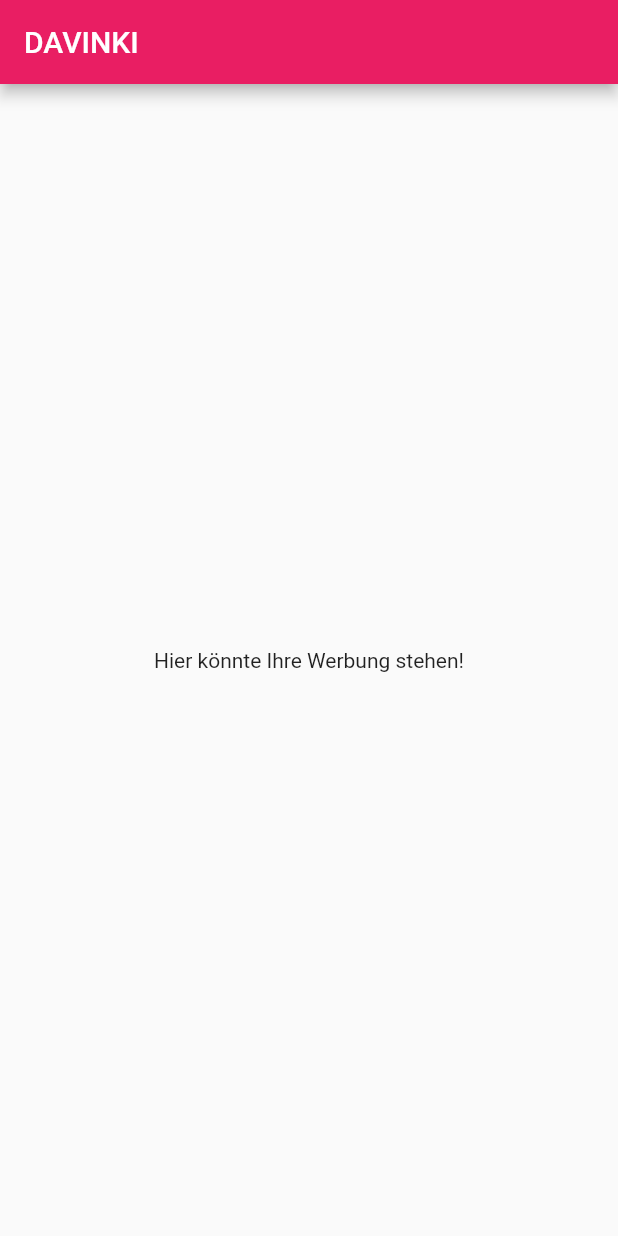
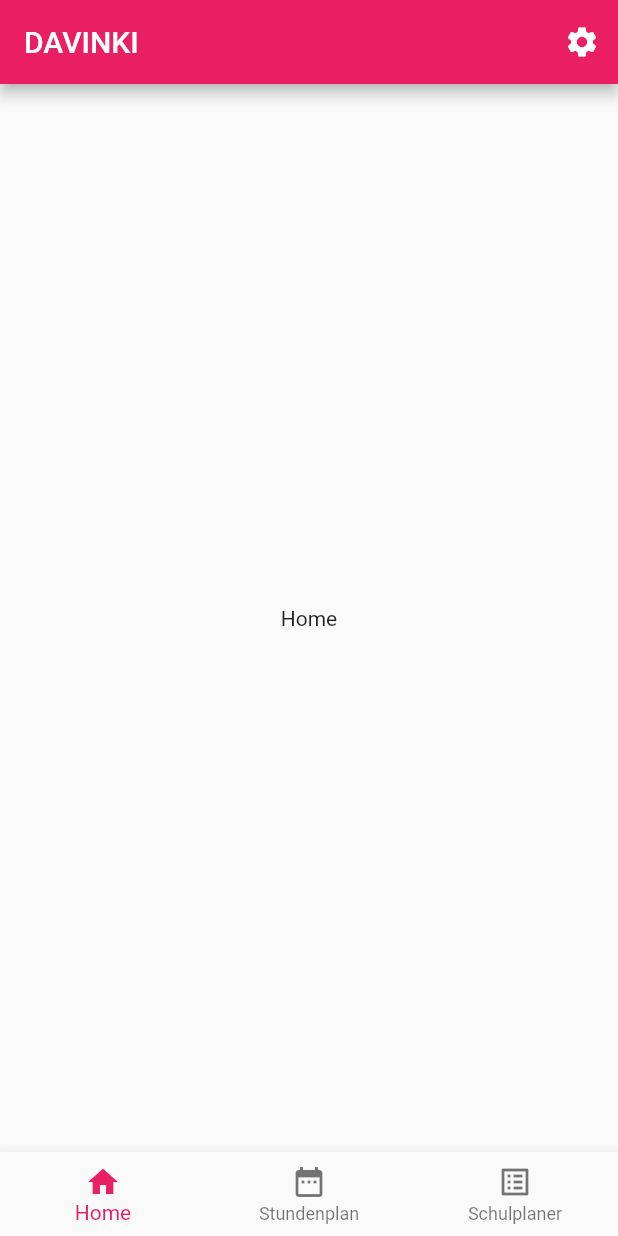
Before and after one commit to SH1RL0CK/davinki, a Flutter app: the screen it shows after launch, on a phone screen of 412 x 824 dp. Run offline on Flutter 3.47's test engine with Material 2 defaults, Android fonts, the light colour scheme and no system bars.

Commit message:
add screen logic

```diff
--- a/lib/main.dart
+++ b/lib/main.dart
@@ -1,5 +1,5 @@
 import 'package:flutter/material.dart';
-import 'package:DAVINKI/screens/home_screen.dart/home_screen.dart';
+import 'package:DAVINKI/screens/screen_navigator.dart';
 
 void main() {
   runApp(DavinkiApp());
@@ -14,7 +14,7 @@ class DavinkiApp extends StatelessWidget {
         primarySwatch: Colors.pink,
         visualDensity: VisualDensity.adaptivePlatformDensity,
       ),
-      home: HomeScreen(),
+      home: ScreenNavigator(),
     );
   }
 }
--- a/lib/screens/home_screen.dart/home_screen.dart
+++ b/lib/screens/home_screen/home_screen.dart
@@ -8,13 +8,8 @@ class HomeScreen extends StatefulWidget {
 class _HomeScreenState extends State<HomeScreen> {
   @override
   Widget build(BuildContext context) {
-    return Scaffold(
-      appBar: AppBar(
-        title: Text('DAVINKI'),
-      ),
-      body: Center(
-        child: Text('Hier könnte Ihre Werbung stehen!'),
-      ),
+    return Center(
+      child: Text('Home'),
     );
   }
 }
--- /dev/null
+++ b/lib/screens/screen_navigator.dart
@@ -0,0 +1,62 @@
+import 'package:flutter/material.dart';
+import 'package:DAVINKI/screens/home_screen/home_screen.dart';
+import 'package:DAVINKI/screens/weekly_timetable_screen/weekly_timetable_screen.dart';
+import 'package:DAVINKI/screens/school_planner_screen/school_planner_screen.dart';
+
+class ScreenNavigator extends StatefulWidget {
+  @override
+  _ScreenNavigatorState createState() => _ScreenNavigatorState();
+}
+
+class _ScreenNavigatorState extends State<ScreenNavigator> {
+  int _currentIndex = 0;
+  final List<Widget> _screens = <Widget>[
+    HomeScreen(),
+    WeeklyTimetableScreen(),
+    SchoolPlannerScreen(),
+  ];
+
+  void _onTabTapped(int index) {
+    setState(() {
+      this._currentIndex = index;
+    });
+  }
+
+  @override
+  Widget build(BuildContext context) {
+    return Scaffold(
+      appBar: AppBar(
+        title: Text('DAVINKI'),
+        actions: <Widget>[
+          IconButton(
+            icon: Icon(
+              Icons.settings,
+              color: Colors.white,
+            ),
+            onPressed: null,
+          )
+        ],
+      ),
+      body: this._screens.elementAt(_currentIndex),
+      bottomNavigationBar: BottomNavigationBar(
+        currentIndex: this._currentIndex,
+        type: BottomNavigationBarType.fixed,
+        items: <BottomNavigationBarItem>[
+          BottomNavigationBarItem(
+            icon: Icon(Icons.home),
+            label: 'Home',
+          ),
+          BottomNavigationBarItem(
+            icon: Icon(Icons.date_range),
+            label: 'Stundenplan',
+          ),
+          BottomNavigationBarItem(
+            icon: Icon(Icons.list_alt),
+            label: 'Schulplaner',
+          )
+        ],
+        onTap: this._onTabTapped,
+      ),
+    );
+  }
+}
```
Also changed, not shown: lib/screens/school_planner_screen/school_planner_screen.dart (added, +15 -0 lines), lib/screens/weekly_timetable_screen/weekly_timetable_screen.dart (added, +15 -0 lines).
